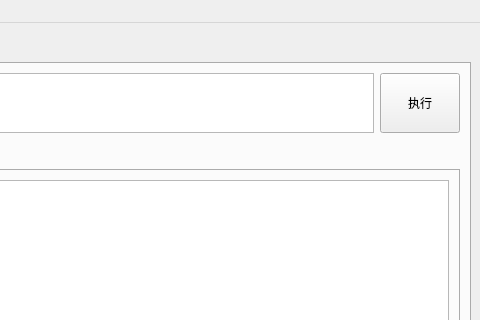
crazykun/JiSql, file ui/main.ui: the form before one commit; both pictures show x 520 to 1000 and y 0 to 320 of the 1000 by 800 pixel window.
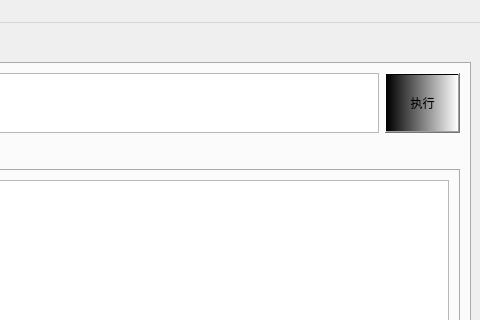
The form after the commit.

```diff
--- a/ui/main.ui
+++ b/ui/main.ui
@@ -106,6 +106,9 @@
                   <height>60</height>
                  </size>
                 </property>
+                <property name="styleSheet">
+                 <string notr="true">background:qlineargradient(spread:reflect, x1:0, y1:0, x2:1, y2:0, stop:0 rgba(0, 0, 0, 255), stop:1 rgba(255, 255, 255, 255))</string>
+                </property>
                 <property name="text">
                  <string>执行</string>
                 </property>
```
